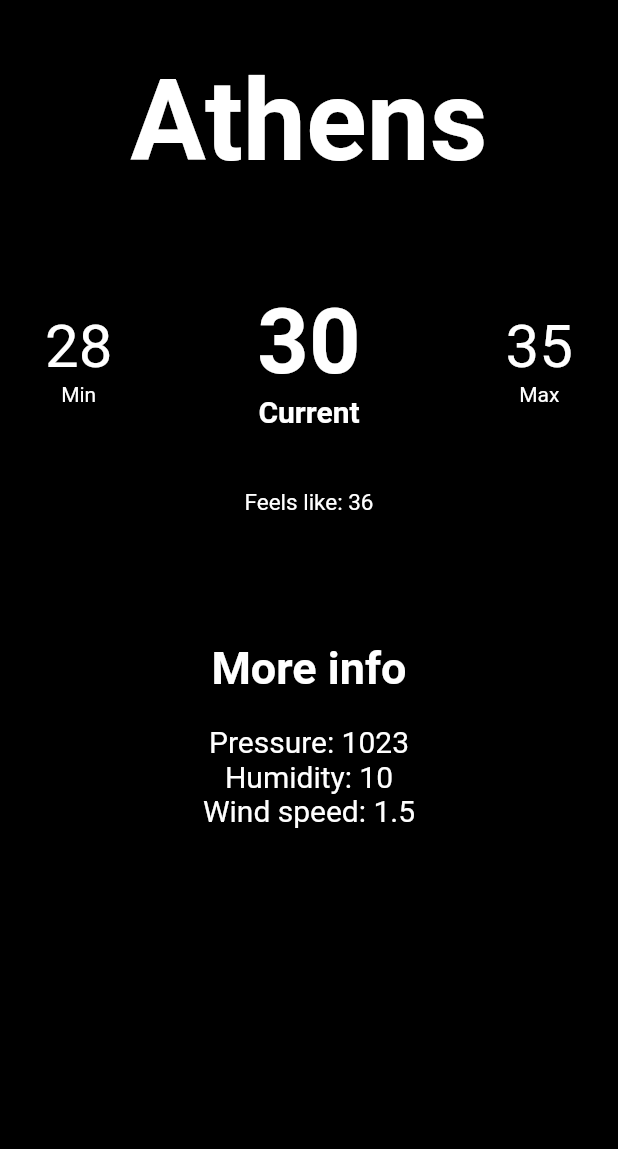
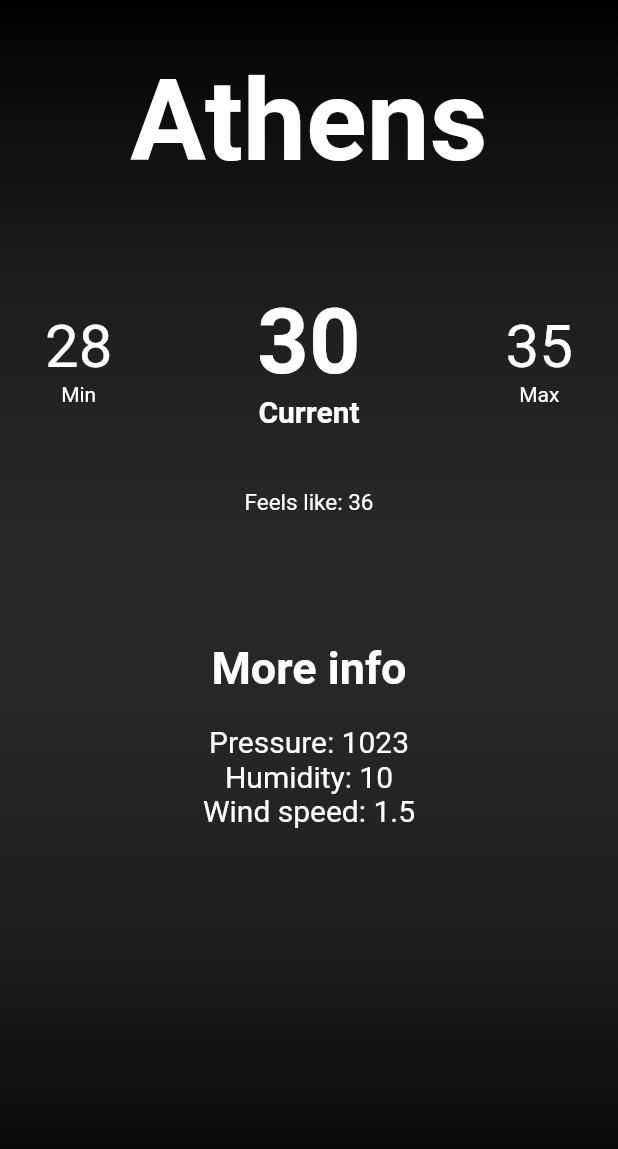
Before and after one commit to zastavropoulos/WeatherApp, a Flutter app: the screen it shows after launch, after a tap on "Search", on a phone screen of 412 x 824 dp, the part 87-1236 px from its top. Run offline on Flutter 3.47's test engine with Material 2 defaults, Android fonts, the phone set to English and light mode, and no system bars.

Commit message:
UI update

```diff
--- a/weather_now/lib/scenes/mainScene.dart
+++ b/weather_now/lib/scenes/mainScene.dart
@@ -18,7 +18,7 @@ class MainScene extends StatelessWidget {
           width: MediaQuery.of(context).size.width,
           height: MediaQuery.of(context).size.height,
           color: Colors.black,
-          child: Column(
+          child: Stack(
             children: [imageContainer(context), searchAndButton(context)],
           ),
         ),
@@ -29,13 +29,29 @@ class MainScene extends StatelessWidget {
   Widget imageContainer(BuildContext _context) {
     return Container(
       margin: EdgeInsets.fromLTRB(0.0, 20.0, 0, 0.0),
-      width: MediaQuery.of(_context).size.width * 0.65,
-      height: MediaQuery.of(_context).size.height * 0.3,
-      decoration: BoxDecoration(
+      width: MediaQuery.of(_context).size.width,
+      height: MediaQuery.of(_context).size.height,
+      /*decoration: BoxDecoration(
         shape: BoxShape.circle,
         image: DecorationImage(
           fit: BoxFit.fill,
           image: AssetImage("assets/images/logo2.jpg"),
+        ),
+      ),*/
+      child: Container(
+        height: MediaQuery.of(_context).size.height,
+        width: MediaQuery.of(_context).size.width,
+        decoration: BoxDecoration(
+          color: Colors.white,
+          gradient: LinearGradient(
+            begin: FractionalOffset.topCenter,
+            end: FractionalOffset.bottomCenter,
+            colors: [
+              Colors.grey.withOpacity(0.0),
+              Colors.black,
+            ],
+            stops: [0.0, 1.0],
+          ),
         ),
       ),
     );
@@ -45,10 +61,19 @@ class MainScene extends StatelessWidget {
     return Container(
       width: MediaQuery.of(_context).size.width,
       height: MediaQuery.of(_context).size.height * 0.4,
-      margin: EdgeInsets.symmetric(horizontal: 15.0),
+      margin: EdgeInsets.symmetric(
+          horizontal: 15.0,
+          vertical: MediaQuery.of(_context).size.height * 0.3),
       child: Column(
         mainAxisAlignment: MainAxisAlignment.center,
         children: [
+          Text(
+            "Find the weather in you city",
+            style: TextStyle(color: Colors.white,fontSize: 25.0),
+          ),
+          SizedBox(
+            height: 30.0,
+          ),
           serachBox(),
           SizedBox(
             height: 30.0,
--- a/weather_now/lib/scenes/wheaterScene.dart
+++ b/weather_now/lib/scenes/wheaterScene.dart
@@ -24,8 +24,30 @@ class WeatherScene extends StatelessWidget {
           width: MediaQuery.of(context).size.width,
           height: MediaQuery.of(context).size.height,
           color: Colors.black,
-          child: Column(
-            children: [cityInfo(context), tempInfo(context), moreInfo(context)],
+          child: Stack(
+            children: [
+              Container(
+                height: MediaQuery.of(context).size.height,
+                width: MediaQuery.of(context).size.width,
+                decoration: BoxDecoration(
+                  color: Colors.white,
+                  gradient: LinearGradient(
+                    begin: FractionalOffset.topCenter,
+                    end: FractionalOffset.bottomCenter,
+                    colors: [
+                      Colors.grey.withOpacity(0.0),
+                      Colors.black,
+                    ],
+                    stops: [0.0, 1.0],
+                  ),
+                ),
+              ),
+              Column(children: [
+                cityInfo(context),
+                tempInfo(context),
+                moreInfo(context)
+              ]),
+            ],
           ),
         ),
       ),
```
